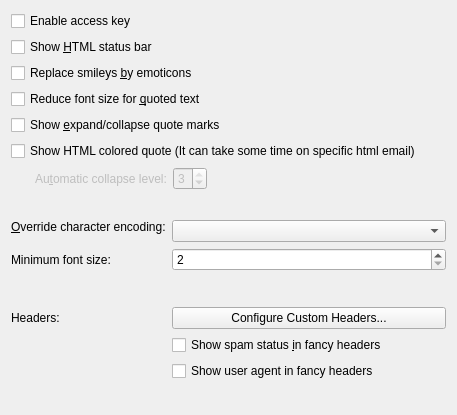
Qt form messageviewer/src/ui/settings.ui (KDE/kdepim) before a commit.
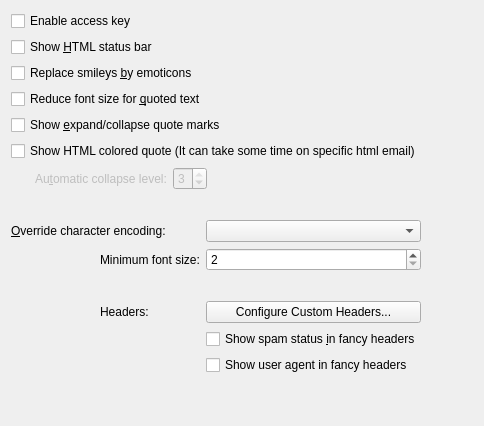
The same form after that commit. Custom widgets are drawn as their Qt base class.

Commit message:
Fix Bug 358845 - Incorrect alignment of string with drop-down list
FIXED-IN: 5.1.2

```diff
--- a/messageviewer/src/ui/settings.ui
+++ b/messageviewer/src/ui/settings.ui
@@ -23,15 +23,121 @@
    <rect>
     <x>0</x>
     <y>0</y>
-    <width>457</width>
-    <height>415</height>
+    <width>484</width>
+    <height>426</height>
    </rect>
   </property>
   <property name="windowTitle">
    <string>Viewer settings</string>
   </property>
-  <layout class="QVBoxLayout" name="verticalLayout_2">
-   <item>
+  <layout class="QGridLayout" name="gridLayout">
+   <item row="1" column="0">
+    <spacer name="verticalSpacer_2">
+     <property name="orientation">
+      <enum>Qt::Vertical</enum>
+     </property>
+     <property name="sizeType">
+      <enum>QSizePolicy::Fixed</enum>
+     </property>
+     <property name="sizeHint" stdset="0">
+      <size>
+       <width>20</width>
+       <height>24</height>
+      </size>
+     </property>
+    </spacer>
+   </item>
+   <item row="6" column="2">
+    <widget class="QCheckBox" name="kcfg_showSpamStatus">
+     <property name="text">
+      <string>Show spam status &amp;in fancy headers</string>
+     </property>
+    </widget>
+   </item>
+   <item row="7" column="2">
+    <widget class="QCheckBox" name="kcfg_ShowUserAgent">
+     <property name="text">
+      <string>Show user agent in fancy headers</string>
+     </property>
+    </widget>
+   </item>
+   <item row="5" column="1">
+    <widget class="QLabel" name="label">
+     <property name="text">
+      <string>Headers:</string>
+     </property>
+     <property name="buddy">
+      <cstring>configureCustomHeadersButton</cstring>
+     </property>
+    </widget>
+   </item>
+   <item row="2" column="2">
+    <widget class="KComboBox" name="overrideCharacterEncoding">
+     <property name="sizePolicy">
+      <sizepolicy hsizetype="Preferred" vsizetype="Maximum">
+       <horstretch>0</horstretch>
+       <verstretch>0</verstretch>
+      </sizepolicy>
+     </property>
+    </widget>
+   </item>
+   <item row="3" column="1">
+    <widget class="QLabel" name="label_4">
+     <property name="text">
+      <string>Minimum font size:</string>
+     </property>
+     <property name="buddy">
+      <cstring>kcfg_MinimumFontSize</cstring>
+     </property>
+    </widget>
+   </item>
+   <item row="5" column="2">
+    <widget class="QPushButton" name="configureCustomHeadersButton">
+     <property name="text">
+      <string>Configure Custom Headers...</string>
+     </property>
+    </widget>
+   </item>
+   <item row="8" column="0">
+    <spacer name="verticalSpacer">
+     <property name="orientation">
+      <enum>Qt::Vertical</enum>
+     </property>
+     <property name="sizeHint" stdset="0">
+      <size>
+       <width>20</width>
+       <height>40</height>
+      </size>
+     </property>
+    </spacer>
+   </item>
+   <item row="2" column="0" colspan="2">
+    <widget class="QLabel" name="label_3">
+     <property name="sizePolicy">
+      <sizepolicy hsizetype="Preferred" vsizetype="Maximum">
+       <horstretch>0</horstretch>
+       <verstretch>0</verstretch>
+      </sizepolicy>
+     </property>
+     <property name="text">
+      <string>&amp;Override character encoding:</string>
+     </property>
+     <property name="buddy">
+      <cstring>overrideCharacterEncoding</cstring>
+     </property>
+    </widget>
+   </item>
+   <item row="3" column="2">
+    <widget class="QSpinBox" name="kcfg_MinimumFontSize">
+     <property name="minimum">
+      <number>2</number>
+     </property>
+     <property name="maximum">
+      <number>30</number>
+     </property>
+    </widget>
+   </item>
+   <item row="0" column="0" colspan="3">
     <layout class="QVBoxLayout" name="verticalLayout">
      <item>
       <widget class="QCheckBox" name="kcfg_AccessKeyEnabled">
@@ -139,8 +245,8 @@
      </item>
     </layout>
    </item>
-   <item>
-    <spacer name="verticalSpacer_2">
+   <item row="4" column="2">
+    <spacer name="verticalSpacer_3">
      <property name="orientation">
       <enum>Qt::Vertical</enum>
      </property>
@@ -155,112 +261,15 @@
      </property>
     </spacer>
    </item>
-   <item>
-    <layout class="QFormLayout" name="formLayout">
-     <item row="0" column="0">
-      <widget class="QLabel" name="label_3">
-       <property name="sizePolicy">
-        <sizepolicy hsizetype="Preferred" vsizetype="Maximum">
-         <horstretch>0</horstretch>
-         <verstretch>0</verstretch>
-        </sizepolicy>
-       </property>
-       <property name="text">
-        <string>&amp;Override character encoding:</string>
-       </property>
-       <property name="buddy">
-        <cstring>overrideCharacterEncoding</cstring>
-       </property>
-      </widget>
-     </item>
-     <item row="0" column="1">
-      <widget class="KComboBox" name="overrideCharacterEncoding">
-       <property name="sizePolicy">
-        <sizepolicy hsizetype="Preferred" vsizetype="Maximum">
-         <horstretch>0</horstretch>
-         <verstretch>0</verstretch>
-        </sizepolicy>
-       </property>
-      </widget>
-     </item>
-     <item row="1" column="0">
-      <widget class="QLabel" name="label_4">
-       <property name="text">
-        <string>Minimum font size:</string>
-       </property>
-       <property name="buddy">
-        <cstring>kcfg_MinimumFontSize</cstring>
-       </property>
-      </widget>
-     </item>
-     <item row="1" column="1">
-      <widget class="QSpinBox" name="kcfg_MinimumFontSize">
-       <property name="minimum">
-        <number>2</number>
-       </property>
-       <property name="maximum">
-        <number>30</number>
-       </property>
-      </widget>
-     </item>
-     <item row="2" column="1">
-      <spacer name="verticalSpacer_3">
-       <property name="orientation">
-        <enum>Qt::Vertical</enum>
-       </property>
-       <property name="sizeType">
-        <enum>QSizePolicy::Fixed</enum>
-       </property>
-       <property name="sizeHint" stdset="0">
-        <size>
-         <width>20</width>
-         <height>24</height>
-        </size>
-       </property>
-      </spacer>
-     </item>
-     <item row="3" column="0">
-      <widget class="QLabel" name="label">
-       <property name="text">
-        <string>Headers:</string>
-       </property>
-       <property name="buddy">
-        <cstring>configureCustomHeadersButton</cstring>
-       </property>
-      </widget>
-     </item>
-     <item row="3" column="1">
-      <widget class="QPushButton" name="configureCustomHeadersButton">
-       <property name="text">
-        <string>Configure Custom Headers...</string>
-       </property>
-      </widget>
-     </item>
-     <item row="4" column="1">
-      <widget class="QCheckBox" name="kcfg_showSpamStatus">
-       <property name="text">
-        <string>Show spam status &amp;in fancy headers</string>
-       </property>
-      </widget>
-     </item>
-     <item row="5" column="1">
-      <widget class="QCheckBox" name="kcfg_ShowUserAgent">
-       <property name="text">
-        <string>Show user agent in fancy headers</string>
-       </property>
-      </widget>
-     </item>
-    </layout>
-   </item>
-   <item>
-    <spacer name="verticalSpacer">
+   <item row="3" column="3">
+    <spacer name="horizontalSpacer_3">
      <property name="orientation">
-      <enum>Qt::Vertical</enum>
+      <enum>Qt::Horizontal</enum>
      </property>
      <property name="sizeHint" stdset="0">
       <size>
-       <width>20</width>
-       <height>40</height>
+       <width>40</width>
+       <height>20</height>
       </size>
      </property>
     </spacer>
```
